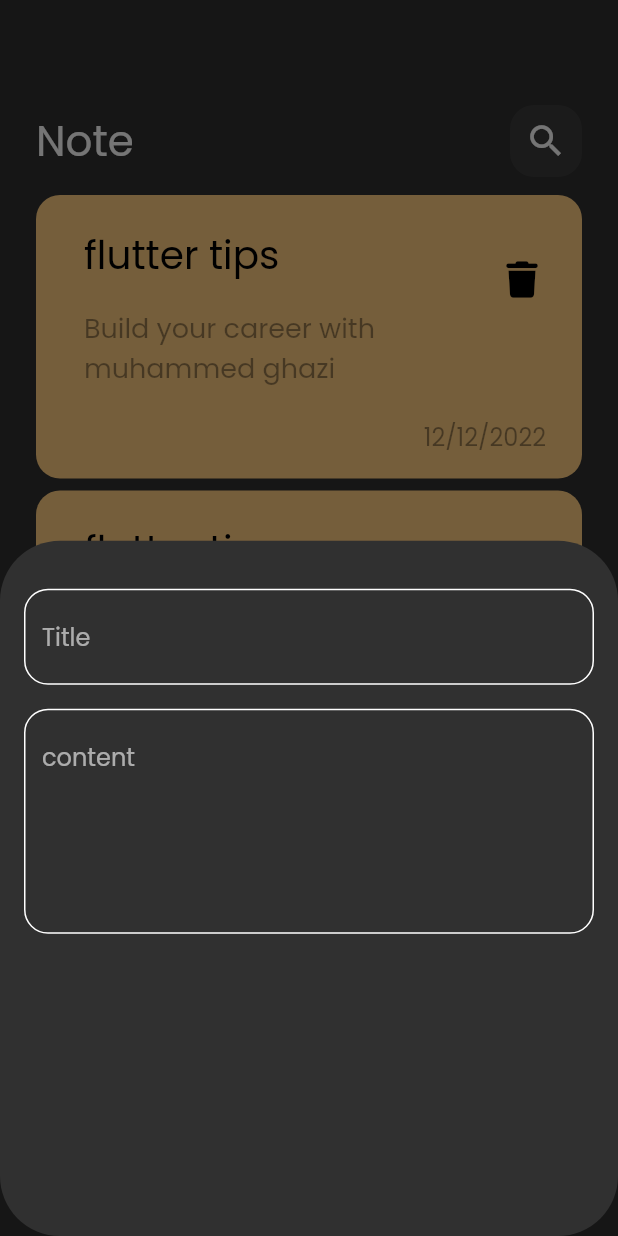
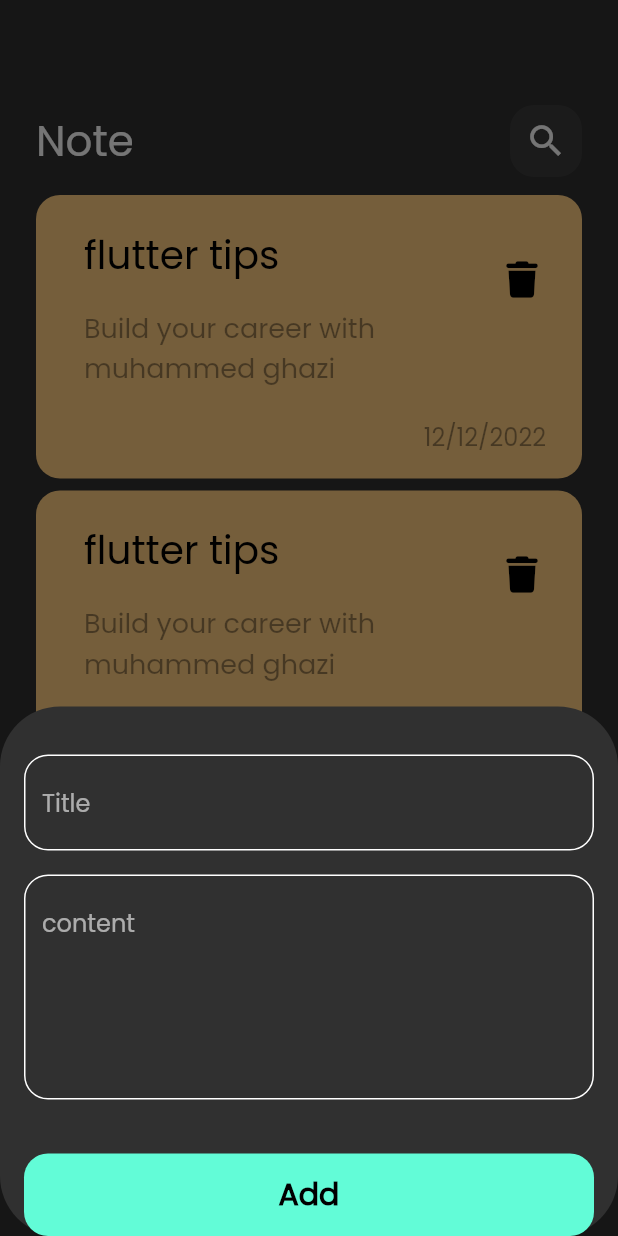
Before and after one commit to MuhammedGhazi/notes_app, a Flutter app: the screen it shows after launch, after a tap on the "add" icon, on a phone screen of 412 x 824 dp. Run offline on Flutter 3.47's test engine with Material 2 defaults, Android fonts, the phone set to English and light mode, and no system bars; our stand-ins replace font_awesome_flutter.

Commit message:
finish notes bottom sheet

```diff
--- a/lib/views/widgets/add_note_bottom_sheet.dart
+++ b/lib/views/widgets/add_note_bottom_sheet.dart
@@ -1,5 +1,8 @@
 import 'package:flutter/material.dart';
+import 'package:notes_app/constants.dart';
 import 'package:notes_app/views/widgets/custom_text_field.dart';
+
+import 'custom_button.dart';
 
 class AddNoteBottomSheet extends StatelessWidget {
   const AddNoteBottomSheet({super.key});
@@ -8,6 +11,7 @@ class AddNoteBottomSheet extends StatelessWidget {
   Widget build(BuildContext context) {
     return Padding(
       padding: const EdgeInsets.symmetric(horizontal: 16),
+      child: SingleChildScrollView(
         child: Column(
           children: const [
             SizedBox(
@@ -20,8 +24,13 @@ class AddNoteBottomSheet extends StatelessWidget {
             CustomTextField(
               hint: "content",
               maxlines: 5,
-          )
+            ),
+            SizedBox(
+              height: 36,
+            ),
+            CustomButton()
           ],
+        ),
       ),
     );
   }
--- /dev/null
+++ b/lib/views/widgets/custom_button.dart
@@ -0,0 +1,24 @@
+import 'package:flutter/material.dart';
+
+import '../../constants.dart';
+
+class CustomButton extends StatelessWidget {
+  const CustomButton({super.key});
+
+  @override
+  Widget build(BuildContext context) {
+    return Container(
+      width: MediaQuery.of(context).size.width,
+      height: 55,
+      decoration: BoxDecoration(
+          color: kPrimaryColor, borderRadius: BorderRadius.circular(16)),
+      child: const Center(
+        child: Text(
+          "Add",
+          style: TextStyle(
+              color: Colors.black, fontSize: 20, fontWeight: FontWeight.bold),
+        ),
+      ),
+    );
+  }
+}
```
Lines whose indentation alone changed are shown as unchanged.
